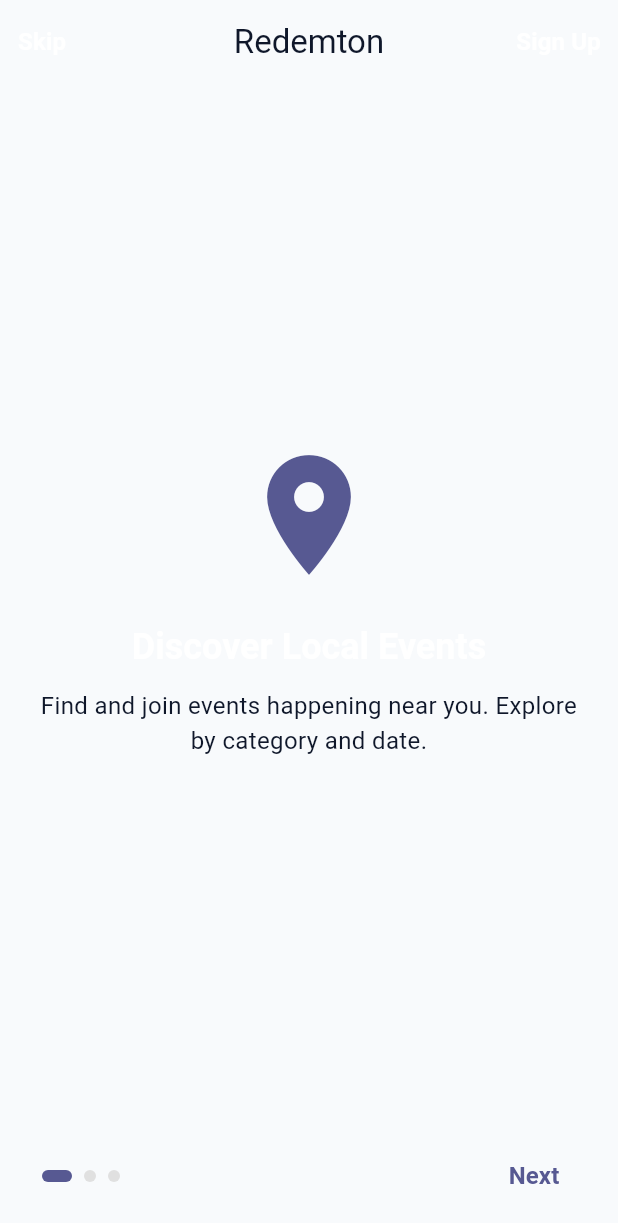
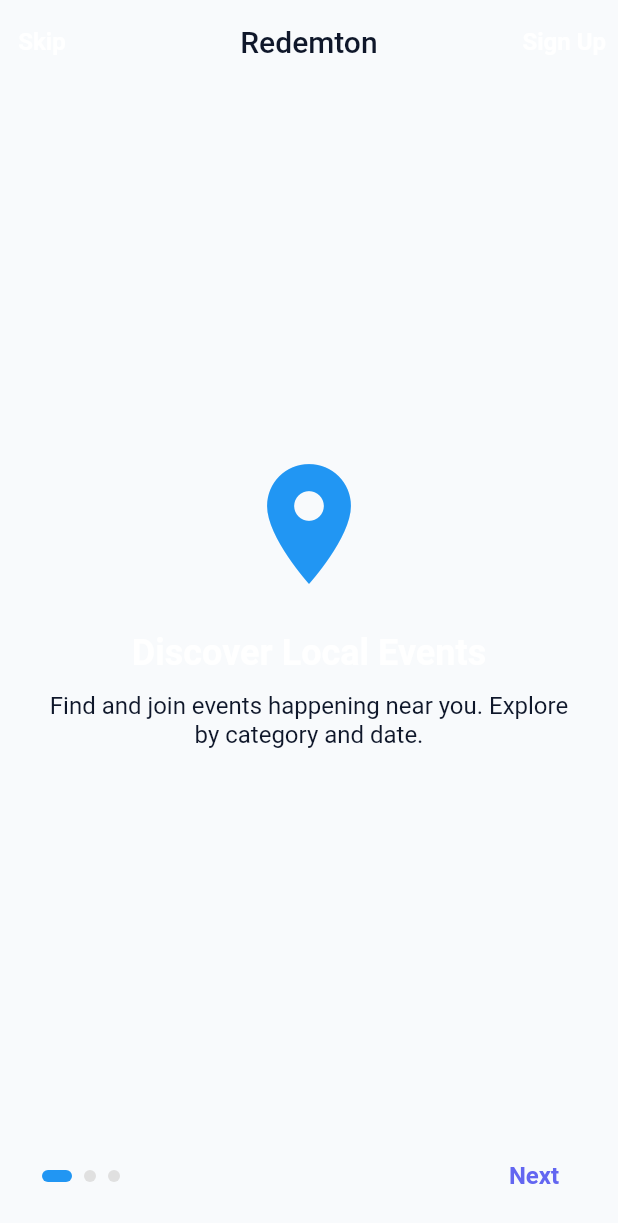
Before and after one commit to OscarIsorez/socialnet, a Flutter app: the screen it shows after launch, on a phone screen of 412 x 824 dp. Shown: the top 1223 px of the screen. Run offline on Flutter 3.47's test engine with Material 3 defaults, Android fonts, the phone set to English and light mode, and no system bars; our stand-ins replace cached_network_image, connectivity_plus, dartz, equatable, flutter_bloc, flutter_map and 5 more.

Commit message:
feat: Enhance app theme with dark mode support and improved color scheme; update bottom navigation labels

```diff
--- a/lib/core/theme/app_theme.dart
+++ b/lib/core/theme/app_theme.dart
@@ -10,13 +10,30 @@ import 'text_styles.dart';
 class AppTheme {
   AppTheme._();
 
+  static ThemeData get darkTheme {
+    return themed(brightness: Brightness.dark);
+  }
+
   static ThemeData get lightTheme {
+    final colorScheme =
+        ColorScheme.fromSeed(
+          seedColor: AppColors.primary,
+          brightness: Brightness.light,
+        ).copyWith(
+          primary: AppColors.primary,
+          secondary: AppColors.secondary,
+          tertiary: AppColors.accent,
+          error: AppColors.error,
+          surface: AppColors.cardBackground,
+          onSurface: AppColors.textPrimary,
+          onPrimary: Colors.white,
+          onSecondary: Colors.white,
+          outline: AppColors.border,
+        );
+
     final base = ThemeData(
-      useMaterial3: true,
-      colorScheme: ColorScheme.fromSeed(
-        seedColor: AppColors.primary,
-        brightness: Brightness.light,
-      ),
+      useMaterial3: false,
+      colorScheme: colorScheme,
       scaffoldBackgroundColor: AppColors.scaffoldBackground,
       appBarTheme: const AppBarTheme(
         elevation: 0,
@@ -27,6 +44,7 @@ class AppTheme {
       cardTheme: CardThemeData(
         elevation: 2,
         shape: RoundedRectangleBorder(borderRadius: BorderRadius.circular(12)),
+        color: AppColors.cardBackground,
       ),
       inputDecorationTheme: InputDecorationTheme(
         filled: true,
@@ -54,6 +72,26 @@ class AppTheme {
             borderRadius: BorderRadius.circular(12),
           ),
         ),
+      ),
+      floatingActionButtonTheme: FloatingActionButtonThemeData(
+        backgroundColor: AppColors.primary,
+        foregroundColor: Colors.white,
+        elevation: 4,
+        focusElevation: 6,
+        hoverElevation: 6,
+        highlightElevation: 8,
+      ),
+      bottomNavigationBarTheme: BottomNavigationBarThemeData(
+        selectedItemColor: AppColors.primary,
+        unselectedItemColor: AppColors.textSecondary,
+        backgroundColor: Colors.white,
+        elevation: 8,
+      ),
+      chipTheme: ChipThemeData(
+        backgroundColor: AppColors.border,
+        selectedColor: AppColors.primary,
+        labelStyle: const TextStyle(color: AppColors.textPrimary),
+        secondarySelectedColor: AppColors.primary.withValues(alpha: 0.1),
       ),
     );
 
--- a/lib/presentation/widgets/common/app_bottom_navigation_bar.dart
+++ b/lib/presentation/widgets/common/app_bottom_navigation_bar.dart
@@ -28,11 +28,11 @@ class AppBottomNavigationBar extends StatelessWidget {
         ),
         BottomNavigationBarItem(
           icon: SvgPicture.asset('assets/scroll.svg', height: 24),
-          label: 'Calendar',
+          label: 'Discover',
         ),
         BottomNavigationBarItem(
           icon: SvgPicture.asset('assets/send.svg', height: 24),
-          label: 'Messages',
+          label: 'Chat',
         ),
         BottomNavigationBarItem(
           icon: SvgPicture.asset('assets/profile.svg', height: 24),
```
Also changed, not shown: lib/presentation/pages/map/map_home_page.dart (+19 -7 lines).
